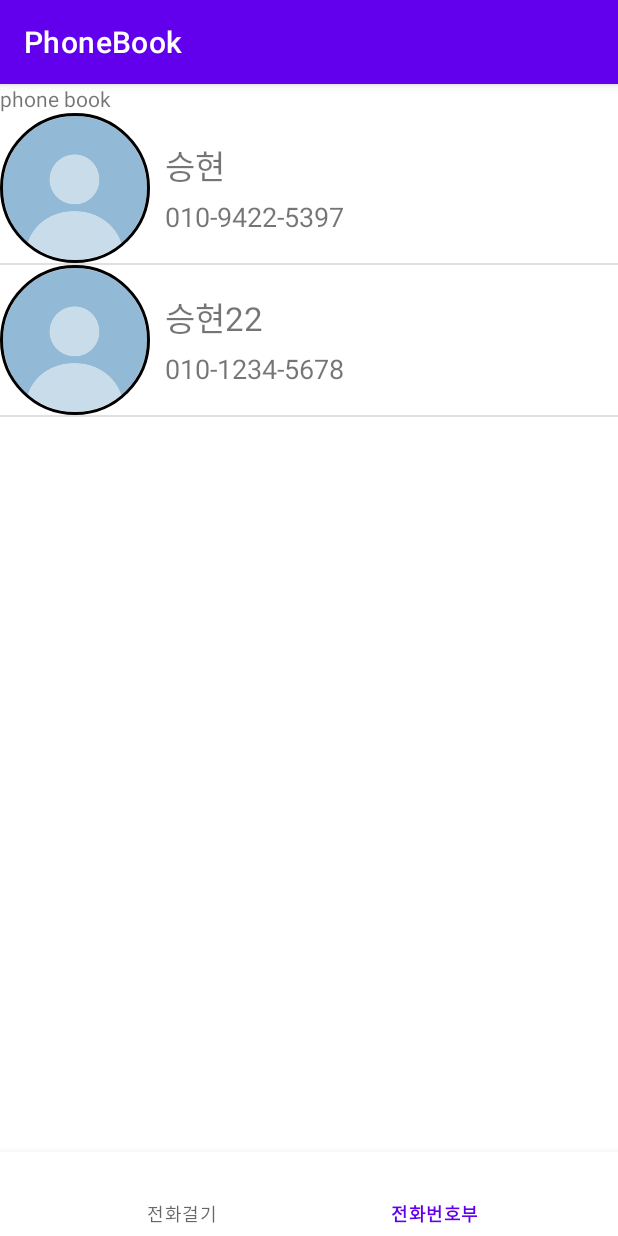
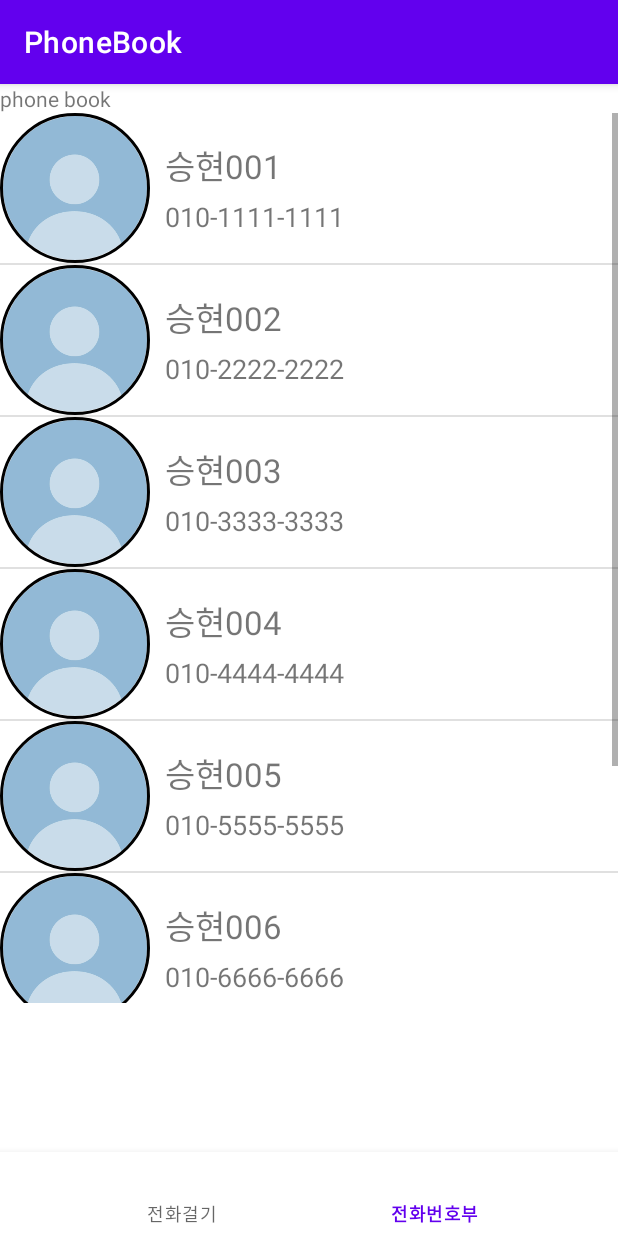
Before and after one commit to tmdgus2568/Phone-book, an Android app: the screen it shows after launch (MainActivity), item 2 of the bottom bar chosen, on a phone screen of 412 x 824 dp. Run offline under Robolectric (Android 15) with nearby library versions, the phone set to English and light mode, and no system bars; our stand-ins replace CircleImageView.

Commit message:
feat: Match listview size

```diff
--- a/app/src/main/java/com/example/phonebook/PhonebookFragment.java
+++ b/app/src/main/java/com/example/phonebook/PhonebookFragment.java
@@ -13,6 +13,8 @@ import androidx.annotation.NonNull;
 import androidx.annotation.Nullable;
 import androidx.fragment.app.Fragment;
 
+import java.util.ArrayList;
+
 public class PhonebookFragment extends Fragment {
     ListView mListView;
     @Nullable
@@ -24,8 +26,11 @@ public class PhonebookFragment extends Fragment {
         ListAdapter adapter = new ListAdapter();
 
         // 아이템 넣는 부분
-        adapter.addItem("승현", "010-9422-5397");
-        adapter.addItem("승현22", "010-1234-5678");
+        String names[] = {"승현001", "승현002", "승현003", "승현004", "승현005", "승현006", "승현007", "승현008"};
+        String phones[] = {"010-1111-1111", "010-2222-2222", "010-3333-3333", "010-4444-4444", "010-5555-5555", "010-6666-6666", "010-7777-7777", "010-8888-8888"};
+        for(int i = 0; i < 8; i++) {
+            adapter.addItem(names[i], phones[i]);
+        }
 
         mListView.setAdapter(adapter);
         return v;
--- a/app/src/main/res/layout/fragment_phonebook.xml
+++ b/app/src/main/res/layout/fragment_phonebook.xml
@@ -14,5 +14,5 @@
     <ListView
         android:id="@+id/phone_list"
         android:layout_width="match_parent"
-        android:layout_height="match_parent" />
+        android:layout_height="593dp" />
 </LinearLayout>
```
